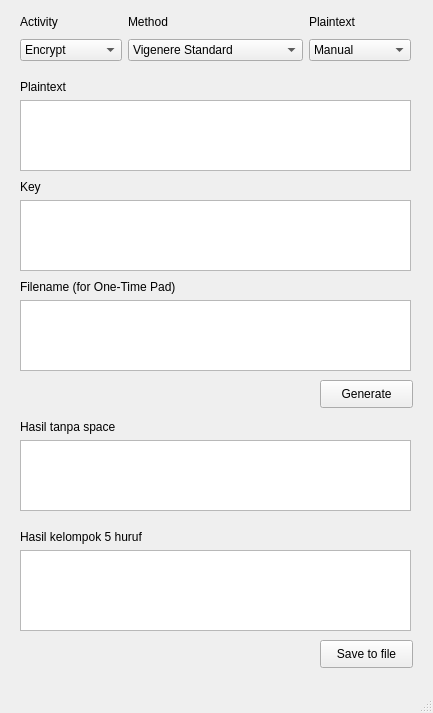
Old version of the form uiciper.ui in the repository natsilaban/Tucil-I-Kriptokoding.
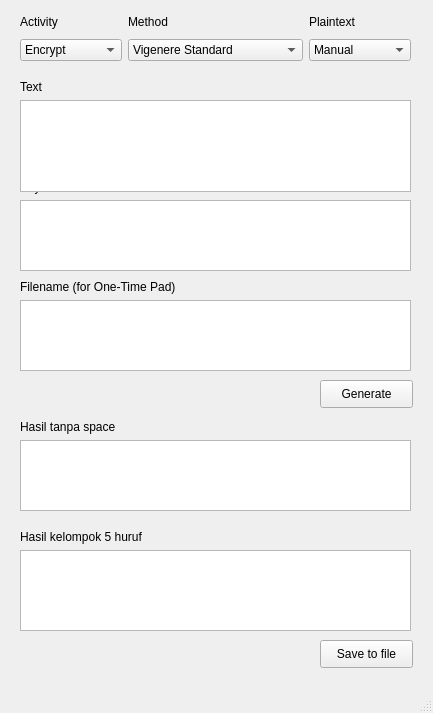
New version of the form.

Commit message: nambah gui dikit

What changed in the file:
```diff
--- a/uiciper.ui
+++ b/uiciper.ui
@@ -76,14 +76,14 @@
       <x>20</x>
       <y>80</y>
       <width>391</width>
-      <height>91</height>
+      <height>112</height>
      </rect>
     </property>
     <layout class="QGridLayout" name="gridLayout_6">
      <item row="0" column="0">
       <widget class="QLabel" name="labelPlaintext2">
        <property name="text">
-        <string>Plaintext</string>
+        <string>Text</string>
        </property>
       </widget>
      </item>
```
